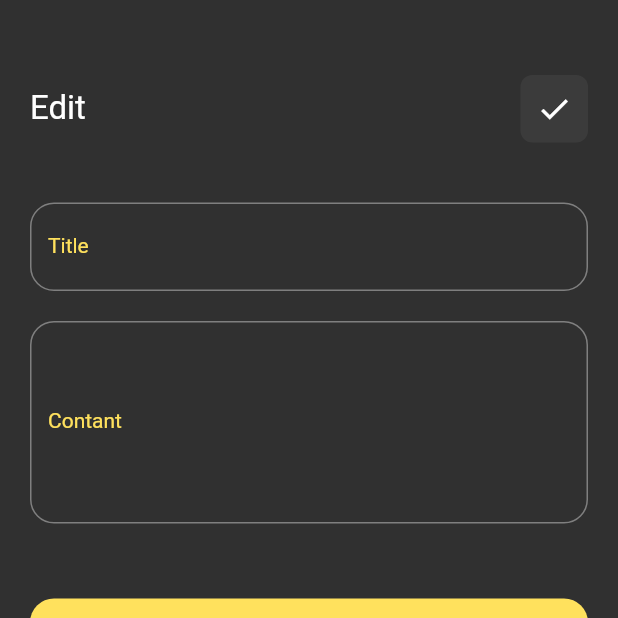
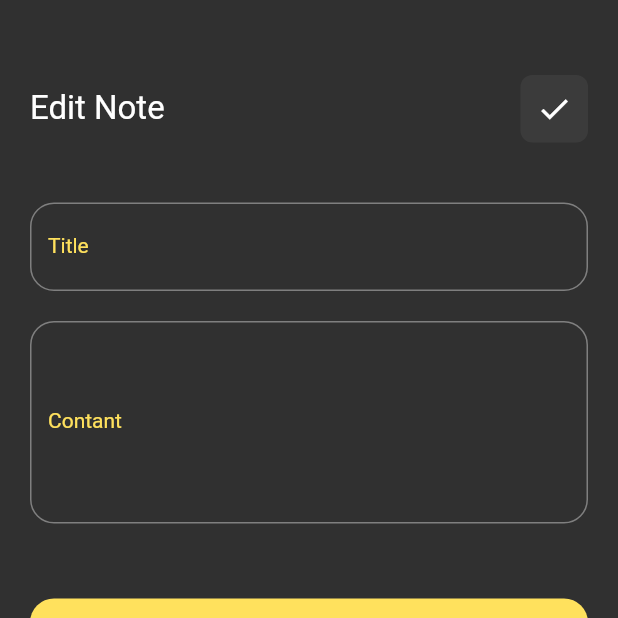
Before and after one commit to fuatebuzeyneb/notes_app, a Flutter app: the EditView screen opened by its route, on a phone screen of 412 x 824 dp, the top half of it. Run offline on Flutter 3.47's test engine with Material 2 defaults, Android fonts, the phone set to English and light mode, and no system bars.

Commit message:
finish Edit View

```diff
--- a/lib/views/edit_view.dart
+++ b/lib/views/edit_view.dart
@@ -17,7 +17,7 @@ class EditView extends StatelessWidget {
               height: 50,
             ),
             CustomAppBarWidget(
-              text: 'Edit',
+              text: 'Edit Note',
             ),
             SizedBox(
               height: 40,
--- a/lib/widgets/custom_appbar_icon_widget.dart
+++ b/lib/widgets/custom_appbar_icon_widget.dart
@@ -5,7 +5,7 @@ class CustomAppBarIconWidget extends StatelessWidget {
     super.key,
     required this.icon,
   });
-  final Icon icon;
+  final IconData icon;
   @override
   Widget build(BuildContext context) {
     return Container(
@@ -14,7 +14,7 @@ class CustomAppBarIconWidget extends StatelessWidget {
       decoration: BoxDecoration(
           borderRadius: BorderRadius.circular(8),
           color: Colors.grey.withOpacity(0.1)),
-      child: icon,
+      child: Icon(icon),
     );
   }
 }
--- a/lib/widgets/custom_appbar_widget.dart
+++ b/lib/widgets/custom_appbar_widget.dart
@@ -15,9 +15,7 @@ class CustomAppBarWidget extends StatelessWidget {
         ),
         const Spacer(),
         CustomAppBarIconWidget(
-          icon: text == 'Notes'
-              ? const Icon(Icons.search)
-              : const Icon(Icons.check),
+          icon: text == 'Notes' ? Icons.search : Icons.check,
         ),
       ],
     );
```
